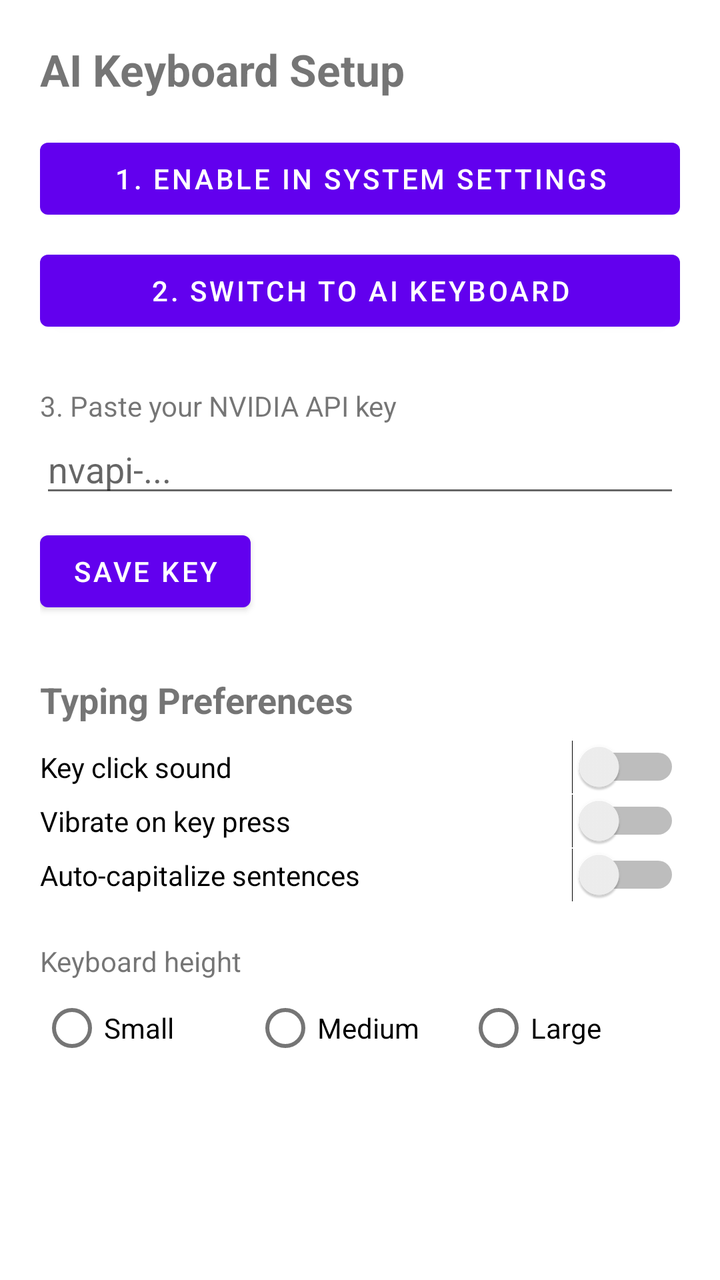
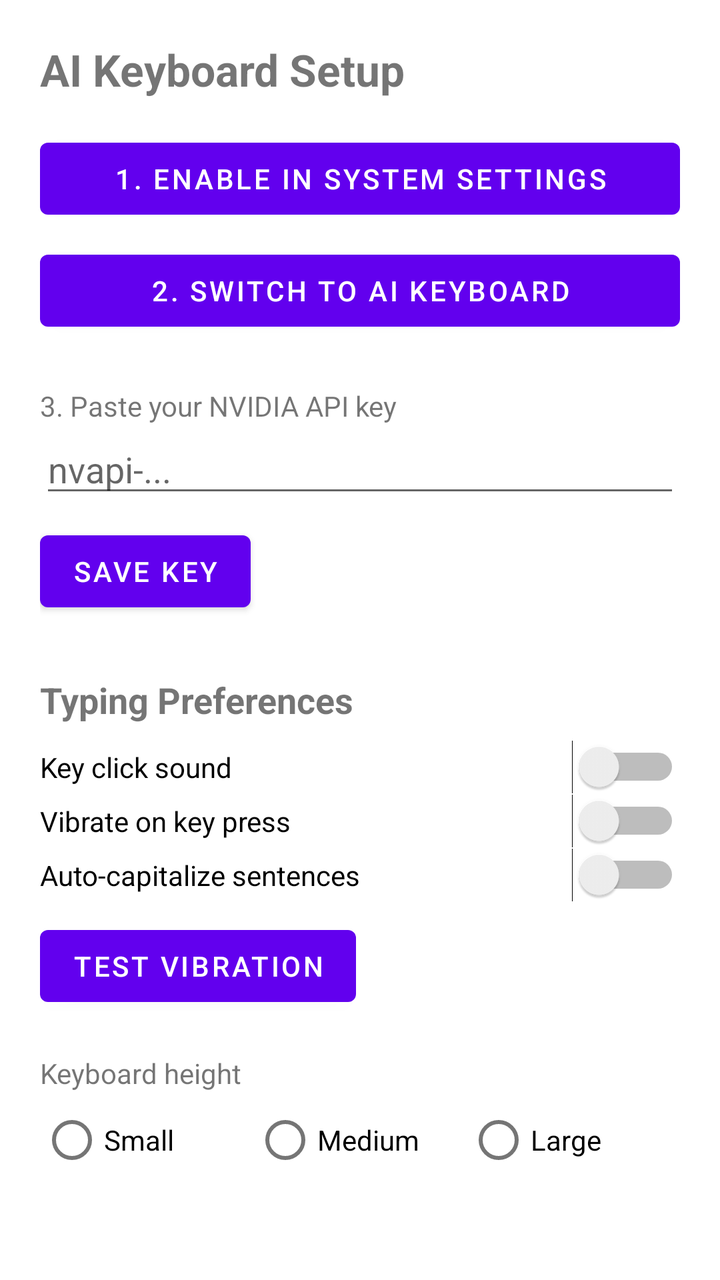

Two renders of the same Android screen: before a commit and after it. Below are the layout's source before the change and the commit's diff.
<!-- AndroidManifest.xml: application theme Theme.AIKeyboard -->
<!-- res/layout/activity_settings.xml -->
<?xml version="1.0" encoding="utf-8"?>
<ScrollView xmlns:android="http://schemas.android.com/apk/res/android"
    android:layout_width="match_parent"
    android:layout_height="match_parent">

<LinearLayout
    android:layout_width="match_parent"
    android:layout_height="wrap_content"
    android:orientation="vertical"
    android:padding="20dp">

    <TextView
        android:layout_width="wrap_content"
        android:layout_height="wrap_content"
        android:text="AI Keyboard Setup"
        android:textSize="22sp"
        android:textStyle="bold"
        android:layout_marginBottom="16dp" />

    <Button
        android:id="@+id/btnEnableKeyboard"
        android:layout_width="match_parent"
        android:layout_height="wrap_content"
        android:text="1. Enable in system settings" />

    <Button
        android:id="@+id/btnChooseKeyboard"
        android:layout_width="match_parent"
        android:layout_height="wrap_content"
        android:layout_marginTop="8dp"
        android:text="2. Switch to AI Keyboard" />

    <TextView
        android:layout_width="wrap_content"
        android:layout_height="wrap_content"
        android:layout_marginTop="24dp"
        android:text="3. Paste your NVIDIA API key" />

    <EditText
        android:id="@+id/editApiKey"
        android:layout_width="match_parent"
        android:layout_height="wrap_content"
        android:hint="nvapi-..."
        android:inputType="textPassword" />

    <Button
        android:id="@+id/btnSaveKey"
        android:layout_width="wrap_content"
        android:layout_height="wrap_content"
        android:layout_marginTop="8dp"
        android:text="Save key" />

    <TextView
        android:layout_width="wrap_content"
        android:layout_height="wrap_content"
        android:layout_marginTop="28dp"
        android:text="Typing Preferences"
        android:textSize="18sp"
        android:textStyle="bold" />

    <Switch
        android:id="@+id/switchSound"
        android:layout_width="match_parent"
        android:layout_height="wrap_content"
        android:layout_marginTop="8dp"
        android:text="Key click sound" />

    <Switch
        android:id="@+id/switchVibrate"
        android:layout_width="match_parent"
        android:layout_height="wrap_content"
        android:text="Vibrate on key press" />

    <Switch
        android:id="@+id/switchAutoCap"
        android:layout_width="match_parent"
        android:layout_height="wrap_content"
        android:text="Auto-capitalize sentences" />

    <TextView
        android:layout_width="wrap_content"
        android:layout_height="wrap_content"
        android:layout_marginTop="20dp"
        android:text="Keyboard height" />

    <RadioGroup
        android:id="@+id/radioHeight"
        android:layout_width="match_parent"
        android:layout_height="wrap_content"
        android:orientation="horizontal">

        <RadioButton
            android:id="@+id/radioSmall"
            android:layout_width="0dp"
            android:layout_height="wrap_content"
            android:layout_weight="1"
            android:text="Small" />

        <RadioButton
            android:id="@+id/radioMedium"
            android:layout_width="0dp"
            android:layout_height="wrap_content"
            android:layout_weight="1"
            android:text="Medium" />

        <RadioButton
            android:id="@+id/radioLarge"
            android:layout_width="0dp"
            android:layout_height="wrap_content"
            android:layout_weight="1"
            android:text="Large" />

    </RadioGroup>

</LinearLayout>
</ScrollView>
<!-- resources referenced by this layout -->
<resources>
  <style name="Theme.AIKeyboard" parent="Theme.MaterialComponents.DayNight.NoActionBar" />
</resources>

<!-- the commit's change to res/layout/activity_settings.xml (unified diff, before → after) -->
@@ -77,6 +77,13 @@
         android:layout_height="wrap_content"
         android:text="Auto-capitalize sentences" />
 
+    <Button
+        android:id="@+id/btnTestVibrate"
+        android:layout_width="wrap_content"
+        android:layout_height="wrap_content"
+        android:layout_marginTop="8dp"
+        android:text="Test vibration" />
+
     <TextView
         android:layout_width="wrap_content"
         android:layout_height="wrap_content"
